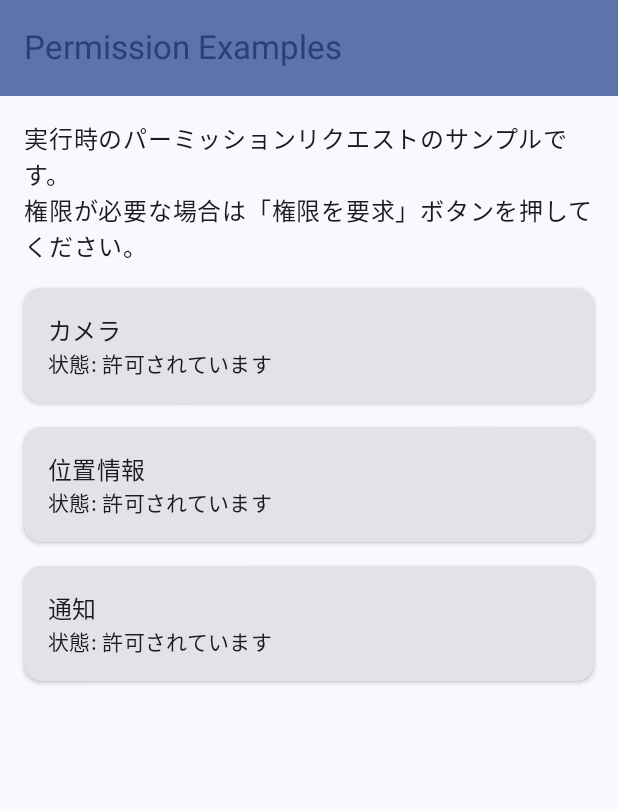
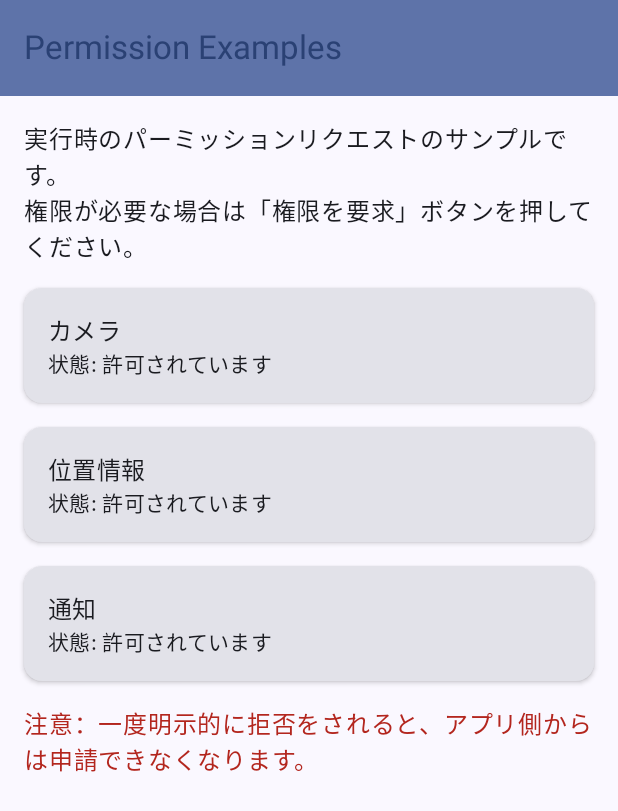
Before and after one commit to Fujikouki/AndroidLab, an Android app built with Jetpack Compose: the PermissionsScreen screen opened through its navigation route, on a phone screen of 412 x 824 dp. Shown: the top 811 px of the screen. Run offline under Robolectric (Android 15) with nearby library versions, the phone set to English and light mode, and no system bars.

Commit message:
パーミッション画面に注意書きを追加

```diff
--- a/app/src/main/java/com/example/kouki/fujisue/androidlab/ui/permission/PermissionsScreen.kt
+++ b/app/src/main/java/com/example/kouki/fujisue/androidlab/ui/permission/PermissionsScreen.kt
@@ -85,6 +85,10 @@ fun PermissionsScreen() {
                     style = MaterialTheme.typography.bodyMedium
                 )
             }
+            Text(
+                text = "注意：一度明示的に拒否をされると、アプリ側からは申請できなくなります。",
+                color = MaterialTheme.colorScheme.error
+            )
         }
     }
 }
```
